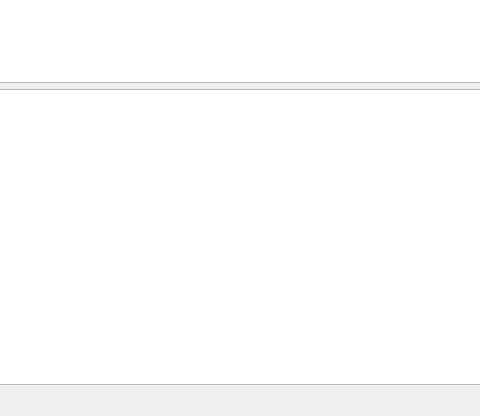
The window that ui/main_view.ui (lythality/saint) describes before a commit, drawn with Qt 5; both pictures show x 161 to 641 and y 250 to 666 of the 801 by 666 pixel window.
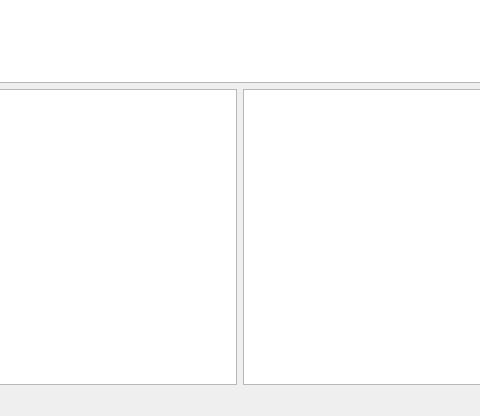
The same window after the commit.

Commit message: [implement] ui has two code view

What changed in the file:
```diff
--- a/ui/main_view.ui
+++ b/ui/main_view.ui
@@ -98,6 +98,8 @@
      </widget>
     </item>
     <item>
+     <layout class="QHBoxLayout" name="horizontalLayout_5">
+      <item>
      <widget class="QTableWidget" name="codeWidget">
       <property name="font">
        <font>
@@ -150,6 +152,62 @@
       <column/>
       <column/>
      </widget>
+      </item>
+      <item>
+       <widget class="QTableWidget" name="codeWidgetAfter">
+        <property name="font">
+         <font>
+          <family>Courier New</family>
+         </font>
+        </property>
+        <property name="layoutDirection">
+         <enum>Qt::LeftToRight</enum>
+        </property>
+        <property name="editTriggers">
+         <set>QAbstractItemView::NoEditTriggers</set>
+        </property>
+        <property name="selectionMode">
+         <enum>QAbstractItemView::SingleSelection</enum>
+        </property>
+        <property name="selectionBehavior">
+         <enum>QAbstractItemView::SelectRows</enum>
+        </property>
+        <property name="showGrid">
+         <bool>false</bool>
+        </property>
+        <property name="columnCount">
+         <number>3</number>
+        </property>
+        <attribute name="horizontalHeaderVisible">
+         <bool>false</bool>
+        </attribute>
+        <attribute name="horizontalHeaderMinimumSectionSize">
+         <number>0</number>
+        </attribute>
+        <attribute name="horizontalHeaderDefaultSectionSize">
+         <number>0</number>
+        </attribute>
+        <attribute name="horizontalHeaderStretchLastSection">
+         <bool>true</bool>
+        </attribute>
+        <attribute name="verticalHeaderVisible">
+         <bool>false</bool>
+        </attribute>
+        <attribute name="verticalHeaderMinimumSectionSize">
+         <number>0</number>
+        </attribute>
+        <attribute name="verticalHeaderDefaultSectionSize">
+         <number>0</number>
+        </attribute>
+        <attribute name="verticalHeaderHighlightSections">
+         <bool>false</bool>
+        </attribute>
+        <column/>
+        <column/>
+        <column/>
+       </widget>
+      </item>
+     </layout>
     </item>
    </layout>
   </widget>
```
Lines whose indentation alone changed are shown as unchanged. The commit also changes 2 other files.
